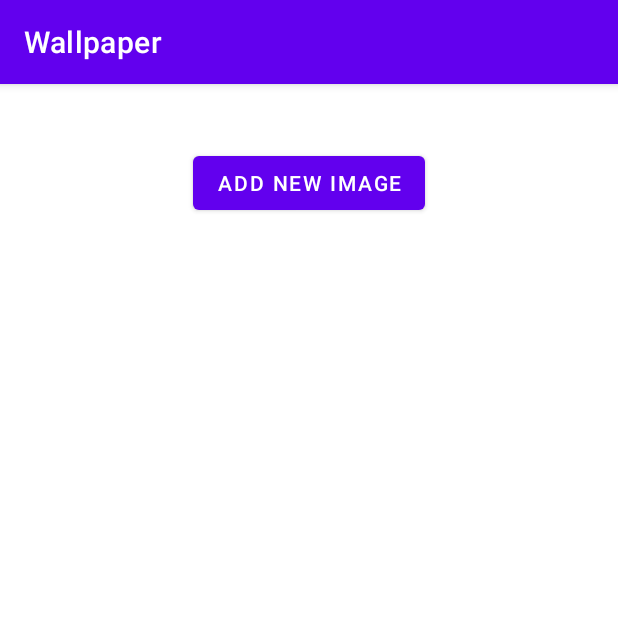
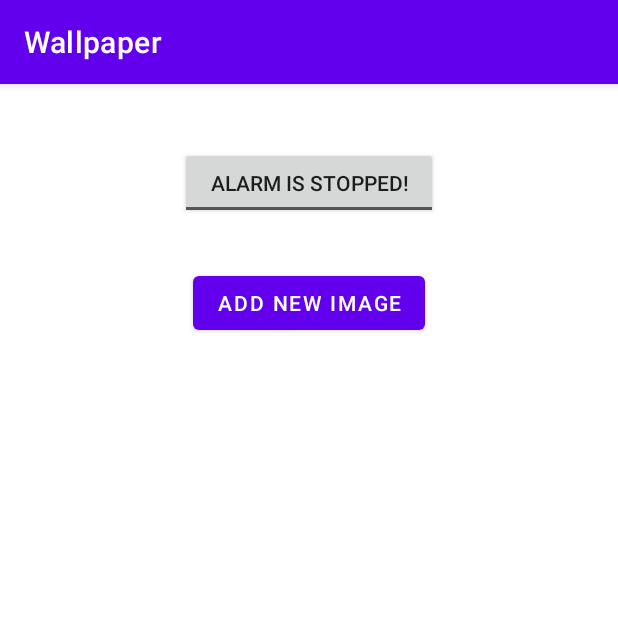
Before and after one commit to ramjal/Android-WallpaperApp, an Android app: the screen it shows after launch (MainActivity), on a phone screen of 412 x 824 dp, the top half of it. Run offline under Robolectric (Android 15) with nearby library versions, the phone set to English and light mode, and no system bars.

Commit message:
Added Alarm

```diff
--- a/app/src/main/AndroidManifest.xml
+++ b/app/src/main/AndroidManifest.xml
@@ -11,6 +11,11 @@
         android:roundIcon="@mipmap/ic_launcher_round"
         android:supportsRtl="true"
         android:theme="@style/Theme.WallpaperApp">
+        <receiver
+            android:name=".AlarmReceiver"
+            android:enabled="true"
+            android:exported="false"></receiver>
+
         <activity android:name=".MainActivity">
             <intent-filter>
                 <action android:name="android.intent.action.MAIN" />
--- a/app/src/main/java/com/example/wallpaperapp/ImagesRecViewAdapter.java
+++ b/app/src/main/java/com/example/wallpaperapp/ImagesRecViewAdapter.java
@@ -24,7 +24,7 @@ import static android.app.WallpaperManager.FLAG_LOCK;
 
 public class ImagesRecViewAdapter extends RecyclerView.Adapter<ImagesRecViewAdapter.ViewHolder> {
 
-    private ArrayList<ImageModel> imagesList = new ArrayList<>();
+    private static ArrayList<ImageModel> imagesList = new ArrayList<>();
     private Context mainContext;
 
     public ImagesRecViewAdapter(Context context) {
@@ -41,7 +41,6 @@ public class ImagesRecViewAdapter extends RecyclerView.Adapter<ImagesRecViewAdap
 
     @Override
     public void onBindViewHolder(@NonNull ViewHolder holder, int position) {
-        holder.path.setText(imagesList.get(position).getName());
         Bitmap imgBitmap = BitmapFactory.decodeFile(imagesList.get(position).getFile().getAbsolutePath());
         holder.image.setImageBitmap(imgBitmap);
         //holder.parentLayout.setOnClickListener(new View.OnClickListener() {
@@ -73,18 +72,20 @@ public class ImagesRecViewAdapter extends RecyclerView.Adapter<ImagesRecViewAdap
         return imagesList.size();
     }
 
-    public void setImages(ArrayList<ImageModel> imgList) {
+    public void setImagesList(ArrayList<ImageModel> imgList) {
         imagesList = imgList;
         notifyDataSetChanged();
     }
 
+    public static ArrayList<ImageModel> getImagesList() {
+        return imagesList;
+    }
+
     public class ViewHolder extends RecyclerView.ViewHolder {
-        private TextView path;
         private CardView parentLayout;
         private ImageView image;
         public ViewHolder(@NonNull View itemView) {
             super(itemView);
-            path = itemView.findViewById(R.id.txtNameItem);
             parentLayout = itemView.findViewById(R.id.parentLayout);
             image = itemView.findViewById(R.id.imgViewItem);
         }
--- a/app/src/main/java/com/example/wallpaperapp/MainActivity.java
+++ b/app/src/main/java/com/example/wallpaperapp/MainActivity.java
@@ -1,26 +1,26 @@
 package com.example.wallpaperapp;
 
-import androidx.appcompat.app.AppCompatActivity;
-
+import android.app.Activity;
+import android.app.AlarmManager;
+import android.app.PendingIntent;
+import android.content.Intent;
 import android.content.res.Configuration;
-import android.os.Bundle;
-
-import androidx.annotation.Nullable;
-import androidx.appcompat.app.AppCompatActivity;
-import androidx.recyclerview.widget.GridLayoutManager;
-import androidx.recyclerview.widget.LinearLayoutManager;
-import androidx.recyclerview.widget.RecyclerView;
-
-import android.app.Activity;
-import android.content.Intent;
 import android.graphics.Bitmap;
 import android.net.Uri;
 import android.os.Bundle;
 import android.os.Environment;
+import android.os.SystemClock;
 import android.provider.MediaStore;
 import android.util.Log;
 import android.view.View;
+import android.widget.CompoundButton;
 import android.widget.Toast;
+import android.widget.ToggleButton;
+
+import androidx.annotation.Nullable;
+import androidx.appcompat.app.AppCompatActivity;
+import androidx.recyclerview.widget.LinearLayoutManager;
+import androidx.recyclerview.widget.RecyclerView;
 
 import java.io.File;
 import java.io.FileOutputStream;
@@ -32,11 +32,15 @@ public class MainActivity extends AppCompatActivity {
     private static final String LOG_TAG = "StoreImageExternal";
     private static final String DIR_NAME = "WallPaper";
     private static final int MY_REQEST_CODE = 1234;
+    public static final int PRIVATE_REQUEST_ID = 11;
 
-    RecyclerView recviewImageList;
-    OutputStream outputStream;
-    ImagesRecViewAdapter recAdapter;
-    ArrayList<String> imageList;
+    private ToggleButton btnStartStop;
+    private RecyclerView recviewImageList;
+    private OutputStream outputStream;
+    private ImagesRecViewAdapter recAdapter;
+    private AlarmManager alarmManager;
+    private Intent alarmIntent;
+    private PendingIntent alarmPendingIntent;
 
     @Override
     protected void onCreate(Bundle savedInstanceState) {
@@ -44,16 +48,23 @@ public class MainActivity extends AppCompatActivity {
         setContentView(R.layout.activity_main);
 
         recviewImageList = findViewById(R.id.recviewImageList);
+        btnStartStop = findViewById(R.id.btnStartStop);
+
+        alarmManager = (AlarmManager) getSystemService(ALARM_SERVICE);
+        alarmIntent = new Intent(this, AlarmReceiver.class);
+        checkToggleButton();
+
         recAdapter = new ImagesRecViewAdapter(this);
-        recAdapter.setImages(getImageList());
+        recAdapter.setImagesList(getImageList());
         recviewImageList.setAdapter(recAdapter);
         if (getResources().getConfiguration().orientation == Configuration.ORIENTATION_LANDSCAPE) {
             recviewImageList.setLayoutManager(new LinearLayoutManager(this, LinearLayoutManager.HORIZONTAL, false));
         } else {
             recviewImageList.setLayoutManager(new LinearLayoutManager(this));
         }
+        //recviewImageList.setLayoutManager(new GridLayoutManager(this, 2));
 
-        //recviewImageList.setLayoutManager(new GridLayoutManager(this, 2));
+        btnStartStop.setOnCheckedChangeListener(new btnStartStopChanged());
     }
 
     public void btnAddImageClicked(View view) {
@@ -93,7 +104,7 @@ public class MainActivity extends AppCompatActivity {
 
             outputStream.flush();
             outputStream.close();
-            recAdapter.setImages(getImageList());
+            recAdapter.setImagesList(getImageList());
             Toast.makeText(this, "Image Saved to " + dir.getName(), Toast.LENGTH_SHORT).show();
         } catch (IOException e) {
             Toast.makeText(this, "Error: " + e.getMessage(), Toast.LENGTH_LONG).show();
@@ -128,4 +139,37 @@ public class MainActivity extends AppCompatActivity {
         return file;
     }
 
+    private void checkToggleButton() {
+
+        if (alarmIntent == null) return;
+
+        PendingIntent pi = PendingIntent.getBroadcast(this,
+                PRIVATE_REQUEST_ID, alarmIntent, PendingIntent.FLAG_NO_CREATE);
+
+        btnStartStop.setChecked(pi != null);
+    }
+
+    class btnStartStopChanged implements CompoundButton.OnCheckedChangeListener {
+        @Override
+        public void onCheckedChanged(CompoundButton buttonView, boolean isChecked) {
+            long repeatInterval = AlarmManager.INTERVAL_FIFTEEN_MINUTES;
+            long triggerTime = SystemClock.elapsedRealtime() + repeatInterval;
+
+            if (isChecked) {
+                alarmPendingIntent = PendingIntent.getBroadcast(MainActivity.this,
+                        PRIVATE_REQUEST_ID, alarmIntent, PendingIntent.FLAG_UPDATE_CURRENT);
+                if (alarmManager != null && alarmPendingIntent != null) {
+                    alarmManager.setInexactRepeating(AlarmManager.ELAPSED_REALTIME_WAKEUP,
+                            triggerTime, repeatInterval, alarmPendingIntent);
+                    Toast.makeText(MainActivity.this, "Alarm is On", Toast.LENGTH_SHORT).show();
+                }
+            } else {
+                if (alarmManager != null && alarmPendingIntent != null) {
+                    alarmManager.cancel(alarmPendingIntent);
+                    Toast.makeText(MainActivity.this, "Alarm is Off!", Toast.LENGTH_SHORT).show();
+                }
+            }
+        }
+    }
+
 }
--- a/app/src/main/res/layout/activity_main.xml
+++ b/app/src/main/res/layout/activity_main.xml
@@ -7,6 +7,16 @@
     android:orientation="vertical"
     tools:context=".MainActivity"
     android:padding="10dp">
+
+    <ToggleButton
+        android:id="@+id/btnStartStop"
+        android:layout_width="wrap_content"
+        android:layout_height="wrap_content"
+        android:paddingHorizontal="20dp"
+        android:layout_gravity="center"
+        android:layout_marginTop="32dp"
+        android:textOff="Alarm is Stopped!"
+        android:textOn="Alarm is Running!" />
 
     <Button
         android:id="@+id/btnAddImage"
```
Also changed, not shown: app/src/main/java/com/example/wallpaperapp/AlarmReceiver.java (added, +54 -0 lines), app/src/main/res/layout/images_list_item.xml (+0 -11 lines).
